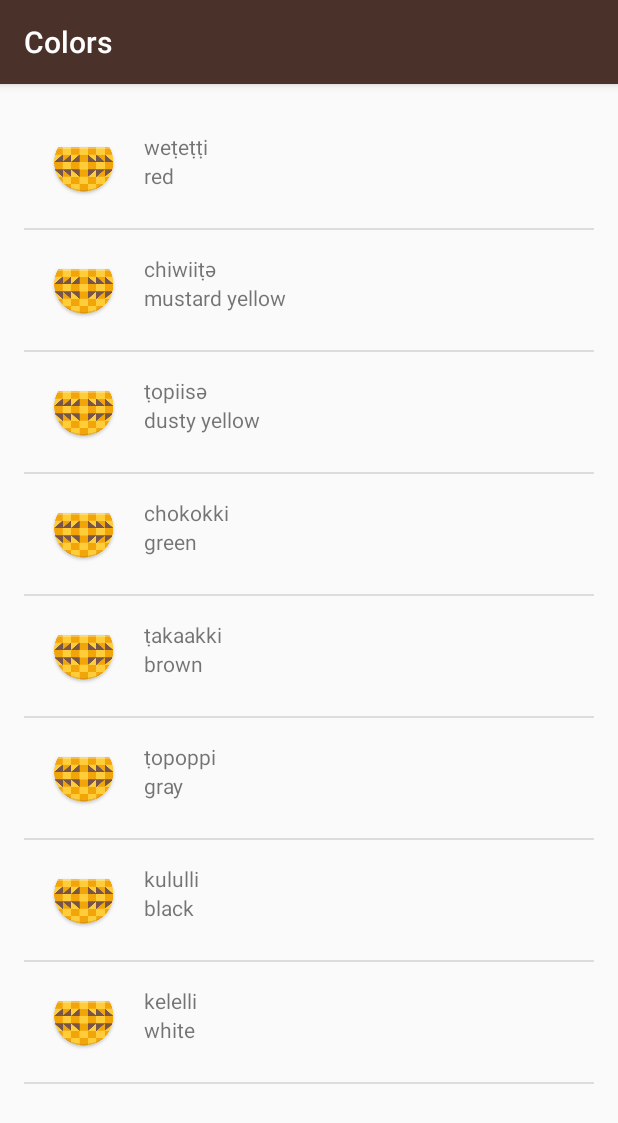
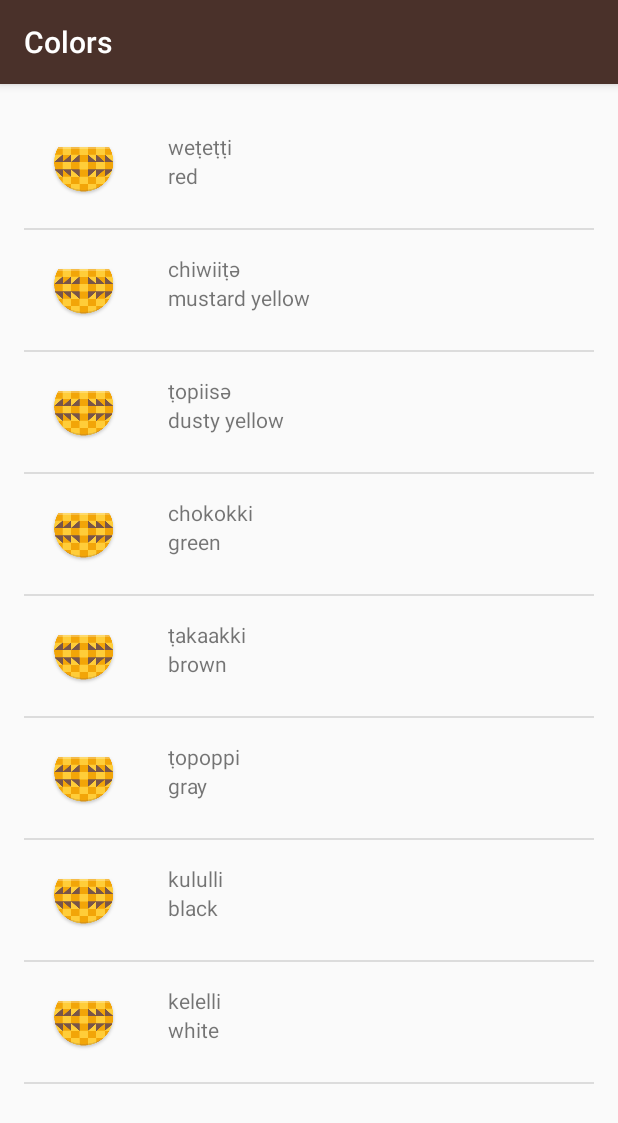
Before and after one commit to rajashreem/Miwok, an Android app: the ColorsActivity screen opened directly, with no data from a screen before it, on a phone screen of 412 x 824 dp. Shown: the top 1123 px of the screen. Run offline under Robolectric (Android 15) with nearby library versions, the phone set to English and light mode, and no system bars.

Commit message:
Use linear layout instead of relative layout in the list item layout

```diff
--- a/app/src/main/res/layout/list_item.xml
+++ b/app/src/main/res/layout/list_item.xml
@@ -1,17 +1,22 @@
 <?xml version="1.0" encoding="utf-8"?>
-<RelativeLayout xmlns:android="http://schemas.android.com/apk/res/android"
+<LinearLayout xmlns:android="http://schemas.android.com/apk/res/android"
     xmlns:tools="http://schemas.android.com/tools"
     android:layout_width="match_parent"
     android:layout_height="match_parent"
-    android:padding="16dp"
-    android:orientation="vertical">
+    android:padding="16dp">
 
     <ImageView
         android:id="@+id/word_image"
         android:layout_width="wrap_content"
         android:layout_height="wrap_content"
         android:layout_marginRight="16dp"
-        android:src="@mipmap/ic_launcher"/>
+        android:src="@mipmap/ic_launcher" />
+
+    <LinearLayout
+        android:orientation="vertical"
+        android:layout_width="match_parent"
+        android:layout_height="wrap_content"
+        android:paddingLeft="16dp">
 
         <TextView
             android:id="@+id/miwok_text_view"
@@ -24,7 +29,8 @@
             android:id="@+id/default_text_view"
             android:layout_width="match_parent"
             android:layout_height="wrap_content"
+            android:layout_below="@id/miwok_text_view"
             android:layout_toRightOf="@id/word_image"
-        android:layout_below="@id/miwok_text_view"
             tools:text="One" />
-</RelativeLayout>
+    </LinearLayout>
+</LinearLayout>
```
Lines whose indentation alone changed are shown as unchanged.
